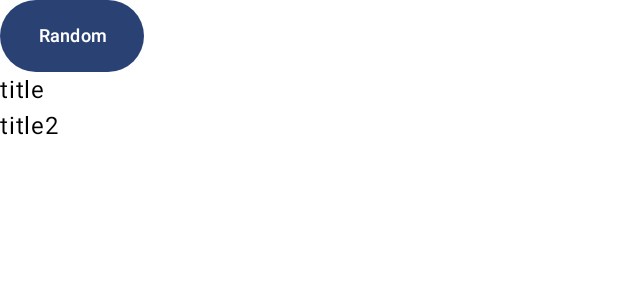
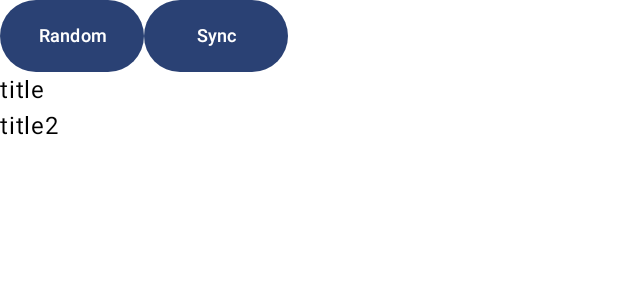
Before and after one commit to phicdy/RandomYoutube, an Android app built with Jetpack Compose: the @Preview function GreetingPreview, on a phone screen of 412 x 824 dp. Shown: the top 300 px of the screen. Run offline under Robolectric (Android 15) with nearby library versions, the phone set to English and light mode, and no system bars.

Commit message:
Add sync button to sync manually

```diff
--- a/app/src/main/java/com/phicdy/randomyoutube/MainActivity.kt
+++ b/app/src/main/java/com/phicdy/randomyoutube/MainActivity.kt
@@ -8,6 +8,7 @@ import androidx.activity.compose.setContent
 import androidx.activity.viewModels
 import androidx.compose.foundation.clickable
 import androidx.compose.foundation.layout.Column
+import androidx.compose.foundation.layout.Row
 import androidx.compose.foundation.layout.fillMaxSize
 import androidx.compose.foundation.layout.height
 import androidx.compose.foundation.layout.width
@@ -26,10 +27,8 @@ import androidx.compose.ui.text.style.TextAlign
 import androidx.compose.ui.tooling.preview.Preview
 import androidx.compose.ui.unit.dp
 import androidx.compose.ui.unit.sp
-import androidx.lifecycle.lifecycleScope
 import com.phicdy.randomyoutube.domain.model.Video
 import com.phicdy.randomyoutube.ui.theme.RandomYoutubeTheme
-import kotlinx.coroutines.launch
 
 class MainActivity : ComponentActivity() {
 
@@ -37,10 +36,6 @@ class MainActivity : ComponentActivity() {
 
     override fun onCreate(savedInstanceState: Bundle?) {
         super.onCreate(savedInstanceState)
-
-        lifecycleScope.launch {
-            viewModel.fetch()
-        }
         setContent {
             RandomYoutubeTheme {
                 // A surface container using the 'background' color from the theme
@@ -59,6 +54,9 @@ class MainActivity : ComponentActivity() {
                         onRandomButtonClicked = { videos ->
                             val randomIndex = (videos.indices).random()
                             viewModel.onSelectRandomVideo(videos[randomIndex])
+                        },
+                        onSyncButtonClicked = {
+                            viewModel.sync()
                         },
                         onDismissDialog = {
                             viewModel.onDismissDialog()
@@ -82,6 +80,7 @@ fun VideoList(
     state: State<MainState>,
     onVideoClicked: (Video) -> Unit,
     onRandomButtonClicked: (List<Video>) -> Unit,
+    onSyncButtonClicked: () -> Unit,
     onDismissDialog: () -> Unit,
     onOkClicked: (String) -> Unit,
 ) {
@@ -89,6 +88,7 @@ fun VideoList(
         videos = state.value.videos,
         onVideoClicked = onVideoClicked,
         onRandomButtonClicked = onRandomButtonClicked,
+        onSyncButtonClicked = onSyncButtonClicked,
         onDismissDialog = onDismissDialog,
         onOkClicked = onOkClicked,
         randomSelectedVideo = state.value.randomSelectedVideo,
@@ -102,12 +102,14 @@ fun VideoList(
     videos: List<Video>,
     onVideoClicked: (Video) -> Unit,
     onRandomButtonClicked: (List<Video>) -> Unit,
+    onSyncButtonClicked: () -> Unit,
     onDismissDialog: () -> Unit,
     onOkClicked: (String) -> Unit,
     randomSelectedVideo: Video?,
     showConfirmDialog: Boolean
 ) {
     Column {
+        Row {
             Button(
                 modifier = modifier
                     .width(96.dp)
@@ -120,6 +122,20 @@ fun VideoList(
                     text = "Random",
                     fontSize = 12.sp
                 )
+            }
+            Button(
+                modifier = modifier
+                    .width(96.dp)
+                    .height(48.dp),
+                onClick = { onSyncButtonClicked() }
+            ) {
+                Text(
+                    modifier = modifier,
+                    textAlign = TextAlign.Center,
+                    text = "Sync",
+                    fontSize = 12.sp
+                )
+            }
         }
         LazyColumn {
             items(
@@ -163,6 +179,7 @@ fun GreetingPreview() {
             videos = listOf(Video("hoge", "title"), Video("fuga", "title2")),
             onVideoClicked = {},
             onRandomButtonClicked = {},
+            onSyncButtonClicked = {},
             onDismissDialog = {},
             onOkClicked = {},
             randomSelectedVideo = null,
```
Also changed, not shown: app/src/main/java/com/phicdy/randomyoutube/MainViewModel.kt (+6 -6 lines). Lines whose indentation alone changed are shown as unchanged.
